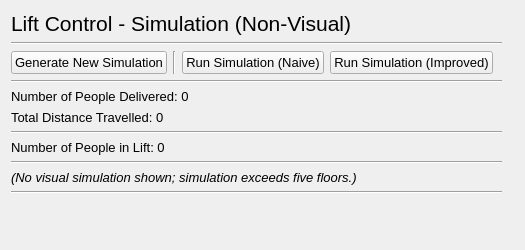
First picture: the form in sim_6_floors.ui, repository IsaacCheng9/lift-control-simulation, before the edit.
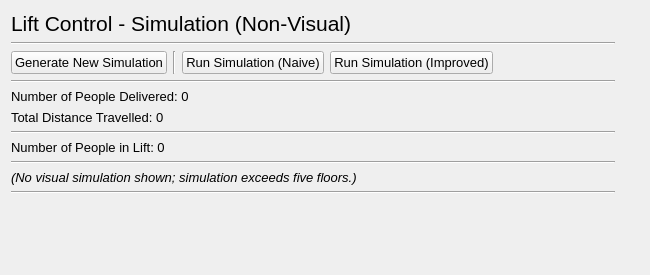
Second picture: the form after the edit.

What changed in the file:
```diff
--- a/sim_6_floors.ui
+++ b/sim_6_floors.ui
@@ -6,8 +6,8 @@
    <rect>
     <x>0</x>
     <y>0</y>
-    <width>525</width>
-    <height>250</height>
+    <width>650</width>
+    <height>275</height>
    </rect>
   </property>
   <property name="font">
@@ -25,8 +25,8 @@
      <rect>
       <x>11</x>
       <y>11</y>
-      <width>491</width>
-      <height>231</height>
+      <width>604</width>
+      <height>260</height>
      </rect>
     </property>
     <layout class="QVBoxLayout" name="vert_layout_lift_control">
```
